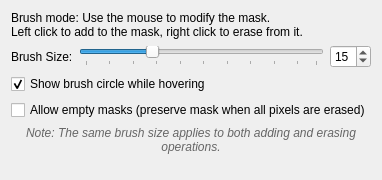
The window that src/WhiskerToolbox/Media_Widget/UI/SubWidgets/MediaMask_Widget/SelectionWidgets/MaskBrushSelectionWidget.ui (paulmthompson/WhiskerToolbox) describes before a commit, drawn with Qt 5.
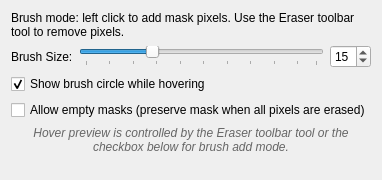
The same window after the commit.

Commit message:
Wire Eraser tool for line vertex and mask pixel removal
Route Eraser left-click drag through MediaLine_Widget and MediaMask_Widget
using EraserToolPrefs radius, and remove mask brush right-click erase.

The edit to the form file:
```diff
--- a/src/WhiskerToolbox/Media_Widget/UI/SubWidgets/MediaMask_Widget/SelectionWidgets/MaskBrushSelectionWidget.ui
+++ b/src/WhiskerToolbox/Media_Widget/UI/SubWidgets/MediaMask_Widget/SelectionWidgets/MaskBrushSelectionWidget.ui
@@ -17,8 +17,7 @@
    <item>
     <widget class="QLabel" name="descriptionLabel">
      <property name="text">
-      <string>Brush mode: Use the mouse to modify the mask.
-Left click to add to the mask, right click to erase from it.</string>
+      <string>Brush mode: left click to add mask pixels. Use the Eraser toolbar tool to remove pixels.</string>
      </property>
      <property name="wordWrap">
       <bool>true</bool>
@@ -100,7 +99,7 @@
       <string>font-style: italic; color: #666;</string>
      </property>
      <property name="text">
-      <string>Note: The same brush size applies to both adding and erasing operations.</string>
+      <string>Hover preview is controlled by the Eraser toolbar tool or the checkbox below for brush add mode.</string>
      </property>
      <property name="alignment">
       <set>Qt::AlignmentFlag::AlignCenter</set>
```
The commit also changes 10 other files.
